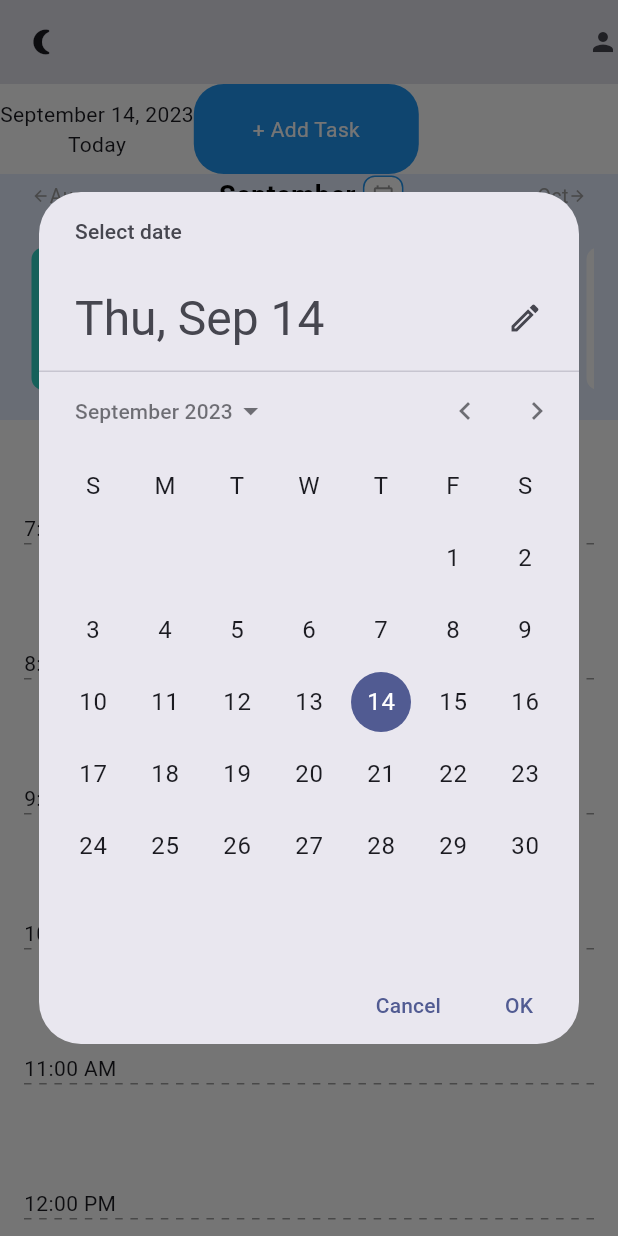
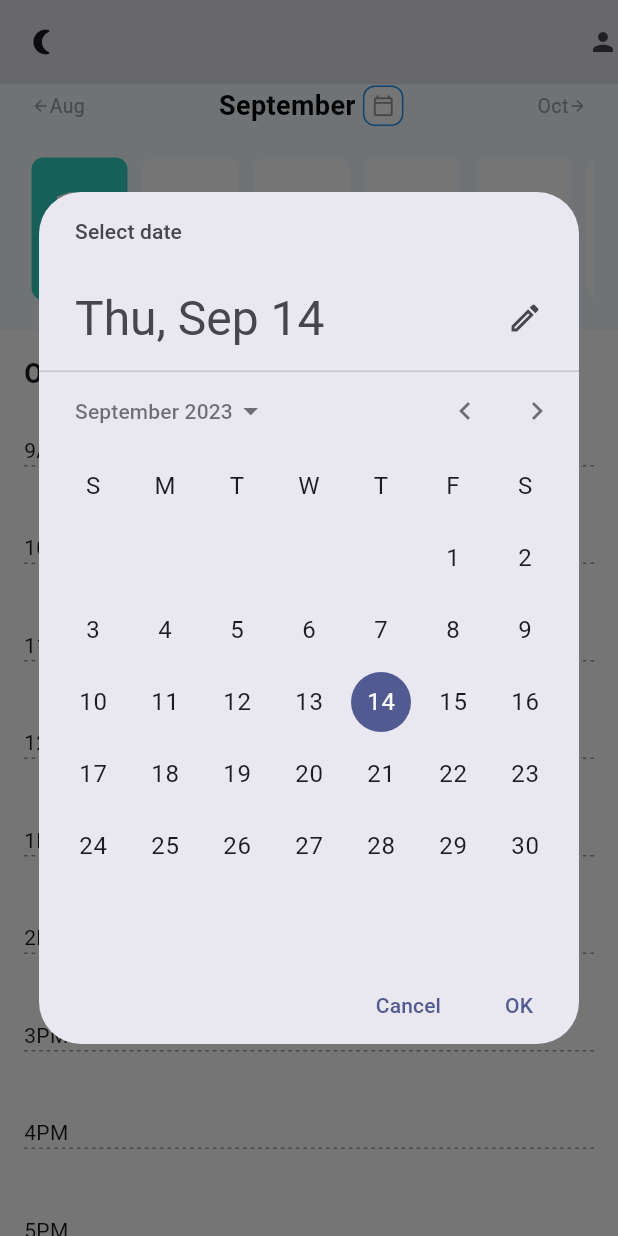
Before and after one commit to vkng1104/to_do_list, a Flutter app: the screen it shows after launch, scrolled down 576 dp, after a tap on the "calendar today" icon, on a phone screen of 412 x 824 dp. Run offline on Flutter 3.47's test engine with Material 2 defaults, Android fonts, the phone set to English and light mode, and no system bars; our stand-ins replace dotted_border.

Commit message:
able to run now

```diff
--- a/lib/main.dart
+++ b/lib/main.dart
@@ -1,5 +1,5 @@
 import 'package:flutter/material.dart';
-import 'package:to_do_list/screens/agenda_screen.dart';
+import 'screens/agenda_screen.dart';
 
 
 void main() {
--- a/lib/screens/add_task_page.dart
+++ b/lib/screens/add_task_page.dart
@@ -107,7 +107,10 @@ class _AddTaskPageState extends State<AddTaskPage> {
                     mainAxisAlignment: MainAxisAlignment.spaceBetween,
                     children: [
                       _colorPallete(),
-                      MyButton(label: "Create Task", onTap: () => _validate())
+                      MyButton(label: Text(
+                        "Create Task",
+                        style: TextStyle(color: Colors.grey, fontWeight: FontWeight.bold, fontSize: 15),
+                      ), onTap: () => _validate())
                     ],
                   ),
                 )
--- a/lib/screens/agenda_screen.dart
+++ b/lib/screens/agenda_screen.dart
@@ -2,6 +2,7 @@
 
 import 'package:flutter/material.dart';
 import 'package:intl/intl.dart';
+import 'package:dotted_border/dotted_border.dart';
 import '../models/task.dart';
 import '../widgets/buttons.dart';
 import '../widgets/date_picker.dart';
@@ -54,26 +55,37 @@ class _AgendaScreenState extends State<AgendaScreen> {
       backgroundColor: Colors.white,
       appBar: _appBar(),
       body: Column(
+        crossAxisAlignment: CrossAxisAlignment.start,
         children: [
           // first part
-          Row(
-            children: [
-              Column(
-                children: [
-                  Text(DateFormat.yMMMMd().format(DateTime.now())),
-                  Text("Today")
-                ],
-              ),
-              MyButton(label: "+ Add Task", onTap: () async {
-                await Navigator.of(context).push(
-                  MaterialPageRoute(builder: (context) => AddTaskPage()),
-                );
-                setState(() {});
-              },)
-            ],
+          // Padding(
+          //   padding: const EdgeInsets.all(16.0),
+          //   child: Row(
+          //     mainAxisAlignment: MainAxisAlignment.spaceBetween,
+          //     children: [
+          //       Column(
+          //         children: [
+          //           Text(DateFormat.yMMMMd().format(DateTime.now())),
+          //           Text("Today")
+          //         ],
+          //       ),
+          //       MyButton(label: Text(
+          //         "Create Task",
+          //         style: TextStyle(color: Colors.grey, fontWeight: FontWeight.bold, fontSize: 15),
+          //       ), onTap: () async {
+          //         await Navigator.of(context).push(
+          //           MaterialPageRoute(builder: (context) => AddTaskPage()),
+          //         );
+          //         setState(() {});
+          //       },)
+          //     ],
+          //   ),
+          // ),
+          _dateSelection(),
+          Padding(
+            padding: const EdgeInsets.all(16.0),
+            child: const Text("OnGoing", style: TextStyle(fontWeight: FontWeight.bold, fontSize: 18)),
           ),
-          // second part
-          _dateSelection(),
           _tasksDisplay(list.where((task) =>
           task.startTime.year == _selectedDate.year &&
               task.startTime.month == _selectedDate.month &&
@@ -87,7 +99,7 @@ class _AgendaScreenState extends State<AgendaScreen> {
     List<String> abbrMonths = ["Jan", "Feb", "Mar", "Apr", "May", "Jun", "Jul", "Aug", "Sep", "Oct", "Nov", "Dec"];
     List<String> months = ["January", "Febuary", "March", "April", "May", "June", "July", "August", "September", "October", "November", "December"];
     return Container(
-      color: Color(0xFFE4EDFF),
+      color: Color(0xFFF5FBFF),
       padding: EdgeInsets.symmetric(horizontal: 16.0),
       child: Column(
         children: [
@@ -173,6 +185,7 @@ class _AgendaScreenState extends State<AgendaScreen> {
                   color: Colors.grey
               ),
               enabledMonthText: false,
+              dateChangedFromOutside: true,
               onDateChange: (date) => setState(() => _selectedDate = date),
             ),
           )
@@ -184,7 +197,7 @@ class _AgendaScreenState extends State<AgendaScreen> {
   _getDateFromUser() async{
     DateTime? _pickerDate = await showDatePicker(
         context: context,
-        initialDate: DateTime.now(),
+        initialDate: _selectedDate,
         firstDate: DateTime(2015),
         lastDate: DateTime(2121)
     );
@@ -203,12 +216,12 @@ class _AgendaScreenState extends State<AgendaScreen> {
           itemBuilder: (context, index) {
             List<Task> curList = selectedList.where((task) => task.startTime.hour == hours[index].hour).toList();
             return Container(
-                padding: EdgeInsets.symmetric(horizontal: 16.0, vertical: 8.0),
+                padding: EdgeInsets.symmetric(horizontal: 16.0, vertical: 3.0),
                 child: Column(
                   crossAxisAlignment: CrossAxisAlignment.start,
                   children: [
-                    Text(DateFormat('h:mm a').format(hours[index])),
-                    MySeparator(color: Colors.grey, dashWidth: 5,),
+                    Text(DateFormat('ha').format(hours[index])),
+                    MySeparator(color: Colors.grey, dashWidth: 2.5,),
                     Container(
                       padding: EdgeInsets.only(top: 3),
                       child: Column(
@@ -244,17 +257,13 @@ class _AgendaScreenState extends State<AgendaScreen> {
                                     // taskWidget(list[0]),
                                     for(int i = 0; i < curList.length; i++)
                                       taskWidget(curList[i]),
+
                                     _addTask[index] ? Row(
-                                      mainAxisAlignment: MainAxisAlignment.center,
+                                      mainAxisAlignment: MainAxisAlignment.end,
                                       children: [
-                                        MyButton(label: "+ Add Task", onTap: () async {
-                                          await Navigator.of(context).push(
-                                            MaterialPageRoute(builder: (context) => AddTaskPage()),
-                                          );
-                                          setState(() {});
-                                        },),
+                                        addTaskButton(),
                                       ],
-                                    ) : Container(height: 50,),
+                                    ) : Container(height: 35,),
                                   ],
                                 )
                             )
@@ -268,6 +277,39 @@ class _AgendaScreenState extends State<AgendaScreen> {
         )
     );
   }
+
+  Widget addTaskButton() => Container(
+    margin: EdgeInsets.only(top: 5),
+    decoration:BoxDecoration(
+      color: Color(0xFFF5FBFF),
+      borderRadius: BorderRadius.all(Radius.circular(15)),
+    ),
+    child: DottedBorder(
+      color: Color.fromARGB(255, 115, 211, 255),
+      dashPattern: [7, 5],
+      strokeWidth: 1.5,
+      borderType: BorderType.RRect,
+      radius: Radius.circular(15),
+      child: ClipRRect(
+        borderRadius: BorderRadius.all(Radius.circular(15)),
+        child: Container(
+            height: 99,
+            width: 284,
+            color: Color(0xFFF5FBFF),
+            alignment: Alignment.center,
+            child: MyButton(label: Text(
+              "+ Add Task",
+              style: TextStyle(color: Colors.grey, fontWeight: FontWeight.bold, fontSize: 15),
+            ), onTap: () async {
+              await Navigator.of(context).push(
+                MaterialPageRoute(builder: (context) => AddTaskPage()),
+              );
+              setState(() {});
+            },)
+        ),
+      ),
+    ),
+  );
 
   Widget taskWidget(Task task) => Center(
     child: Container(
--- a/lib/widgets/buttons.dart
+++ b/lib/widgets/buttons.dart
@@ -1,7 +1,7 @@
 import 'package:flutter/material.dart';
 
 class MyButton extends StatelessWidget {
-  final String label;
+  final Widget label;
   final Function()? onTap;
   const MyButton({Key? key, required this.label, required this.onTap}) : super(key: key);
 
@@ -9,18 +9,19 @@ class MyButton extends StatelessWidget {
   Widget build(BuildContext context) => GestureDetector(
     onTap: onTap,
     child: Container(
-        padding: EdgeInsets.all(16.0),
+        padding: EdgeInsets.all(8.0),
         alignment: Alignment.center,
-        width: 150,
-        height: 60,
+        width: 143,
+        height: 48,
         decoration: BoxDecoration(
-            borderRadius: BorderRadius.circular(20),
-            color: Colors.blue
+            border: Border.all(
+              color: Colors.grey,
+              width: 1,
+            ),
+            borderRadius: BorderRadius.circular(8),
+            color: Colors.white
         ),
-        child: Text(
-          label,
-          style: TextStyle(color: Colors.white),
-        )
+        child: label
     ),
   );
 }
--- a/lib/widgets/date_picker.dart
+++ b/lib/widgets/date_picker.dart
@@ -93,6 +93,9 @@ class DatePicker extends StatefulWidget {
   /// Include month or not
   final bool enabledMonthText;
 
+  /// outside update Date
+  final bool dateChangedFromOutside;
+
 
   DatePicker(
       this.startDate, {
@@ -112,7 +115,8 @@ class DatePicker extends StatefulWidget {
         this.daysCount = 500,
         this.onDateChange,
         this.locale = "en_US",
-        this.enabledMonthText = true
+        this.enabledMonthText = true,
+        this.dateChangedFromOutside = false
       }) : assert(
   activeDates == null || inactiveDates == null,
   "Can't "
@@ -165,6 +169,9 @@ class _DatePickerState extends State<DatePicker> {
 
   @override
   Widget build(BuildContext context) {
+    if(widget.dateChangedFromOutside == true) {
+      _currentDate = widget.initialSelectedDate;
+    }
     return Container(
       height: widget.height,
       child: ListView.builder(
--- a/lib/widgets/seperator.dart
+++ b/lib/widgets/seperator.dart
@@ -15,8 +15,6 @@ class MySeparator extends StatelessWidget {
         final dashHeight = height;
         final dashCount = (boxWidth / (2 * dashWidth)).floor();
         return Flex(
-          mainAxisAlignment: MainAxisAlignment.spaceBetween,
-          direction: Axis.horizontal,
           children: List.generate(dashCount, (_) {
             return SizedBox(
               width: dashWidth,
@@ -26,6 +24,8 @@ class MySeparator extends StatelessWidget {
               ),
             );
           }),
+          mainAxisAlignment: MainAxisAlignment.spaceBetween,
+          direction: Axis.horizontal,
         );
       },
     );
--- a/pubspec.yaml
+++ b/pubspec.yaml
@@ -31,6 +31,7 @@ dependencies:
   flutter:
     sdk: flutter
   intl: ^0.18.1
+  dotted_border: ^2.0.0+3
 
 
   # The following adds the Cupertino Icons font to your application.
```
Also changed, not shown: pubspec.lock.
